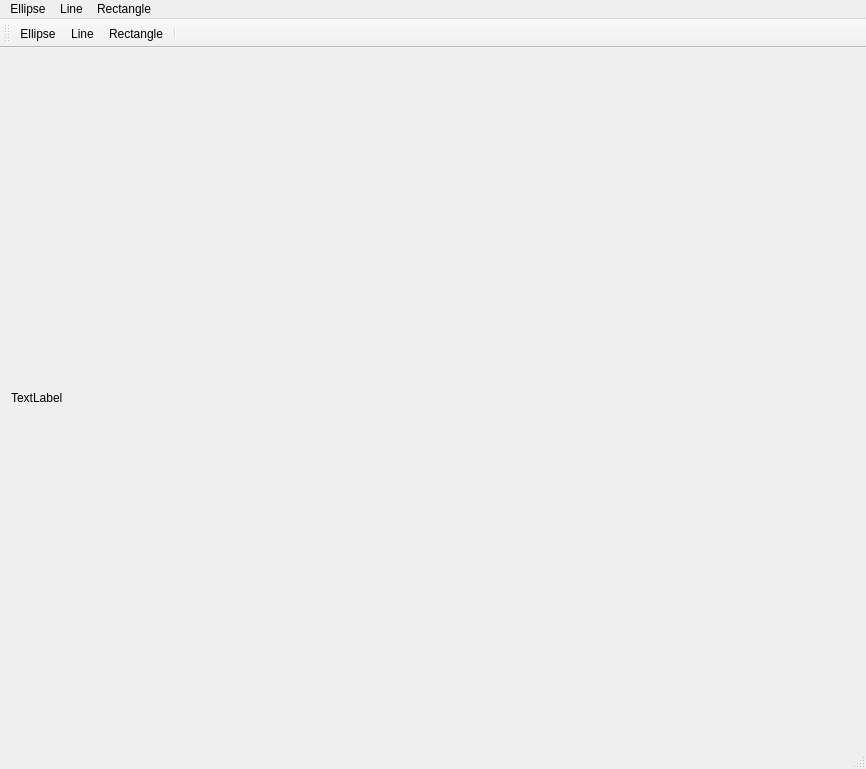
Before: the Qt Designer form mainwindow.ui in CISVVC/cis202-drawing-program-step-1-tonningp, drawn with Qt 5.
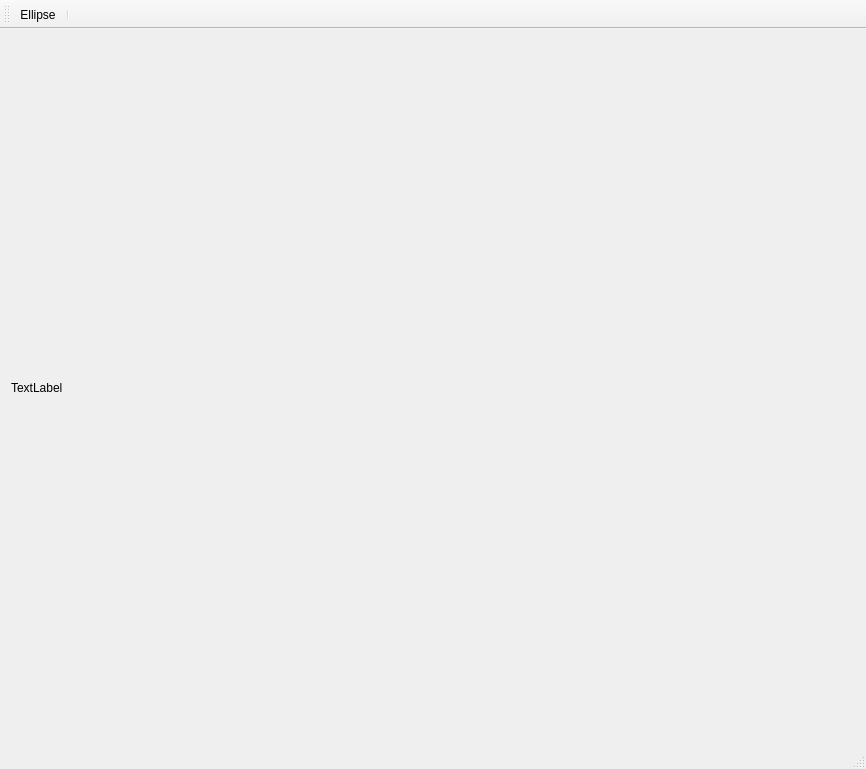
After: the same form once the commit is applied. Icons and pictures are not drawn.

Commit message: toolbar button implementation

What changed in the file:
```diff
--- a/mainwindow.ui
+++ b/mainwindow.ui
@@ -33,24 +33,6 @@
      <height>22</height>
     </rect>
    </property>
-   <widget class="QMenu" name="menuEllipse">
-    <property name="title">
-     <string>Ellipse</string>
-    </property>
-   </widget>
-   <widget class="QMenu" name="menuLine">
-    <property name="title">
-     <string>Line</string>
-    </property>
-   </widget>
-   <widget class="QMenu" name="menuRectangle">
-    <property name="title">
-     <string>Rectangle</string>
-    </property>
-   </widget>
-   <addaction name="menuEllipse"/>
-   <addaction name="menuLine"/>
-   <addaction name="menuRectangle"/>
   </widget>
   <widget class="QToolBar" name="mainToolBar">
    <attribute name="toolBarArea">
@@ -60,8 +42,6 @@
     <bool>false</bool>
    </attribute>
    <addaction name="actionEllipse"/>
-   <addaction name="actionLine"/>
-   <addaction name="actionRectangle"/>
    <addaction name="separator"/>
   </widget>
   <widget class="QStatusBar" name="statusBar"/>
@@ -79,35 +59,8 @@
    <property name="toolTip">
     <string>Add an Ellipse</string>
    </property>
-  </action>
-  <action name="actionLine">
-   <property name="checkable">
-    <bool>true</bool>
-   </property>
-   <property name="icon">
-    <iconset resource="resources.qrc">
-     <normaloff>:/line.png</normaloff>:/line.png</iconset>
-   </property>
-   <property name="text">
-    <string>Line</string>
-   </property>
-   <property name="toolTip">
-    <string>Add a Line</string>
-   </property>
-  </action>
-  <action name="actionRectangle">
-   <property name="checkable">
-    <bool>true</bool>
-   </property>
-   <property name="icon">
-    <iconset resource="resources.qrc">
-     <normaloff>:/rectangle.png</normaloff>:/rectangle.png</iconset>
-   </property>
-   <property name="text">
-    <string>Rectangle</string>
-   </property>
-   <property name="toolTip">
-    <string>Add a Rectangle</string>
+   <property name="shortcut">
+    <string>Ctrl+E</string>
    </property>
   </action>
  </widget>
```
Left out of the diff: 42 changed lines with no effect on the pictures. The commit also changes 3 other files.
